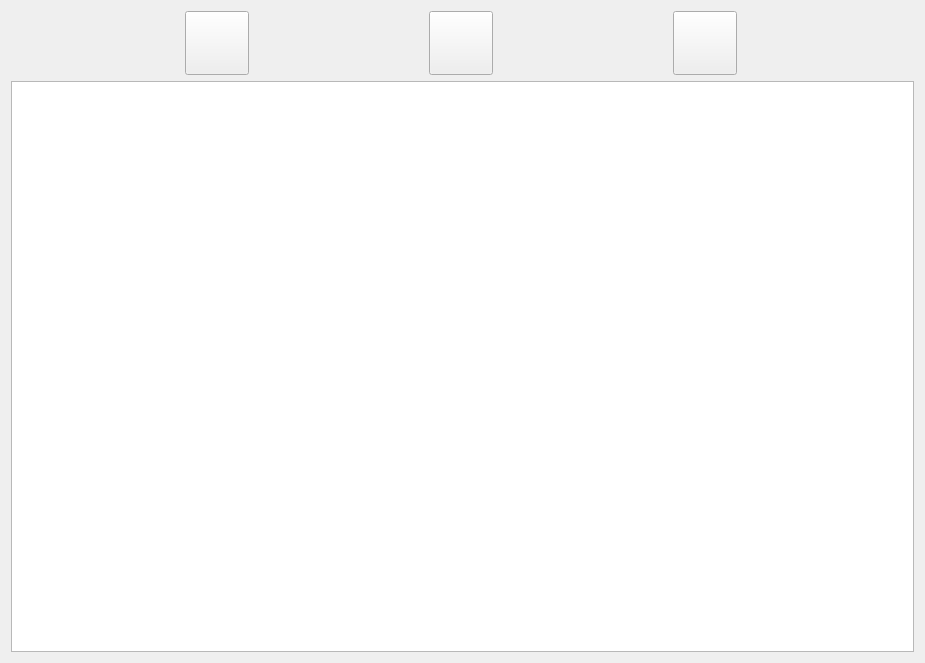
First picture: the form in module/Ui_Lobby.ui, repository Holence/DongliTeahouseStudio2, before the edit.
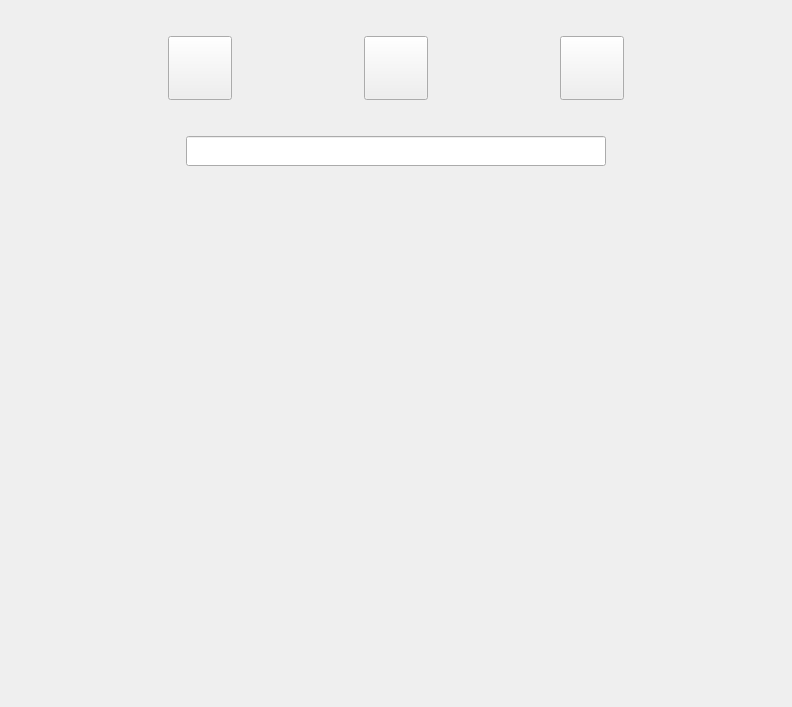
Second picture: the form after the edit. Icons and pictures are not drawn. Custom widgets are drawn as their Qt base class.

```diff
--- a/module/Ui_Lobby.ui
+++ b/module/Ui_Lobby.ui
@@ -6,14 +6,29 @@
    <rect>
     <x>0</x>
     <y>0</y>
-    <width>925</width>
-    <height>663</height>
+    <width>792</width>
+    <height>707</height>
    </rect>
   </property>
   <property name="windowTitle">
    <string>Lobby</string>
   </property>
   <layout class="QVBoxLayout" name="verticalLayout">
+   <property name="spacing">
+    <number>36</number>
+   </property>
+   <property name="leftMargin">
+    <number>72</number>
+   </property>
+   <property name="topMargin">
+    <number>36</number>
+   </property>
+   <property name="rightMargin">
+    <number>72</number>
+   </property>
+   <property name="bottomMargin">
+    <number>12</number>
+   </property>
    <item>
     <layout class="QGridLayout" name="gridLayout">
      <item row="0" column="0">
@@ -133,14 +148,45 @@
     </layout>
    </item>
    <item>
-    <widget class="QPlainTextEdit" name="plainTextEdit">
-     <property name="plainText">
-      <string/>
+    <layout class="QHBoxLayout" name="horizontalLayout">
+     <item>
+      <widget class="QLineEdit" name="lineEdit">
+       <property name="minimumSize">
+        <size>
+         <width>0</width>
+         <height>30</height>
+        </size>
+       </property>
+       <property name="maximumSize">
+        <size>
+         <width>420</width>
+         <height>16777215</height>
+        </size>
+       </property>
+      </widget>
+     </item>
+    </layout>
+   </item>
+   <item>
+    <widget class="Desktop" name="desktop" native="true">
+     <property name="sizePolicy">
+      <sizepolicy hsizetype="Preferred" vsizetype="MinimumExpanding">
+       <horstretch>0</horstretch>
+       <verstretch>0</verstretch>
+      </sizepolicy>
      </property>
     </widget>
    </item>
   </layout>
  </widget>
+ <customwidgets>
+  <customwidget>
+   <class>Desktop</class>
+   <extends>QWidget</extends>
+   <header>widget</header>
+   <container>1</container>
+  </customwidget>
+ </customwidgets>
  <resources>
   <include location="../../Program/Python/Lib/site-packages/DTPySide/DT.qrc"/>
  </resources>
```
Left out of the diff: 182 changed lines with no effect on the pictures.
